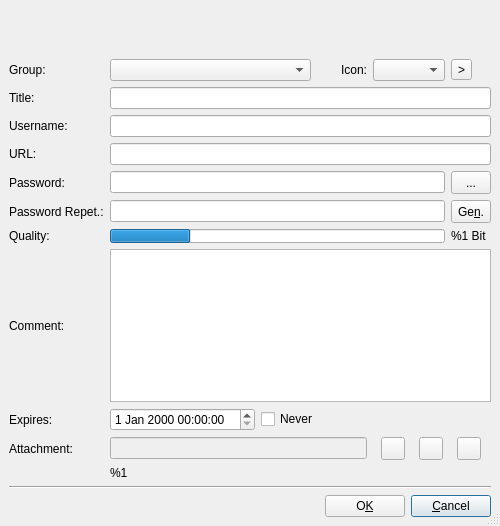
Old version of the form src/forms/EditEntryDlg.ui in the repository thooge/keepassx1.
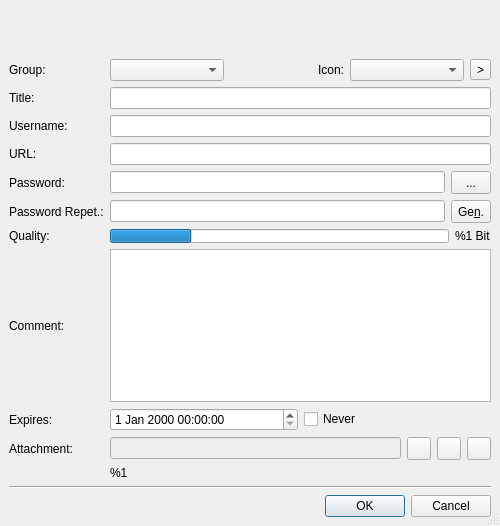
New version of the form. Icons and pictures are not drawn.

```diff
--- a/src/forms/EditEntryDlg.ui
+++ b/src/forms/EditEntryDlg.ui
@@ -48,23 +48,7 @@
    <property name="spacing" >
     <number>6</number>
    </property>
-   <item row="0" column="0" >
-    <spacer>
-     <property name="orientation" >
-      <enum>Qt::Vertical</enum>
-     </property>
-     <property name="sizeType" >
-      <enum>QSizePolicy::Minimum</enum>
-     </property>
-     <property name="sizeHint" >
-      <size>
-       <width>20</width>
-       <height>50</height>
-      </size>
-     </property>
-    </spacer>
-   </item>
-   <item row="1" column="0" colspan="3" >
+   <item rowspan="2" row="5" column="1" >
     <layout class="QGridLayout" >
      <property name="margin" >
       <number>0</number>
@@ -72,177 +56,235 @@
      <property name="spacing" >
       <number>6</number>
      </property>
-     <item row="6" column="0" >
+     <item row="1" column="1" >
+      <widget class="QToolButton" name="ButtonGenPw" >
+       <property name="sizePolicy" >
+        <sizepolicy>
+         <hsizetype>1</hsizetype>
+         <vsizetype>0</vsizetype>
+         <horstretch>0</horstretch>
+         <verstretch>0</verstretch>
+        </sizepolicy>
+       </property>
+       <property name="minimumSize" >
+        <size>
+         <width>0</width>
+         <height>23</height>
+        </size>
+       </property>
+       <property name="maximumSize" >
+        <size>
+         <width>16777215</width>
+         <height>23</height>
+        </size>
+       </property>
+       <property name="text" >
+        <string>Ge&amp;n.</string>
+       </property>
+      </widget>
+     </item>
+     <item row="1" column="0" >
+      <widget class="QLineEdit" name="Edit_Password_w" />
+     </item>
+     <item row="0" column="1" >
+      <widget class="QToolButton" name="ButtonEchoMode" >
+       <property name="sizePolicy" >
+        <sizepolicy>
+         <hsizetype>1</hsizetype>
+         <vsizetype>0</vsizetype>
+         <horstretch>0</horstretch>
+         <verstretch>0</verstretch>
+        </sizepolicy>
+       </property>
+       <property name="minimumSize" >
+        <size>
+         <width>0</width>
+         <height>23</height>
+        </size>
+       </property>
+       <property name="maximumSize" >
+        <size>
+         <width>16777215</width>
+         <height>23</height>
+        </size>
+       </property>
+       <property name="text" >
+        <string>...</string>
+       </property>
+      </widget>
+     </item>
+     <item row="0" column="0" >
+      <widget class="QLineEdit" name="Edit_Password" />
+     </item>
+    </layout>
+   </item>
+   <item row="7" column="0" >
       <widget class="QLabel" name="textLabel9" >
+     <property name="sizePolicy" >
+      <sizepolicy>
+       <hsizetype>4</hsizetype>
+       <vsizetype>5</vsizetype>
+       <horstretch>0</horstretch>
+       <verstretch>0</verstretch>
+      </sizepolicy>
+     </property>
        <property name="text" >
         <string>Quality:</string>
        </property>
       </widget>
      </item>
-     <item row="9" column="0" >
+   <item row="10" column="0" >
       <widget class="QLabel" name="textLabel12" >
+     <property name="sizePolicy" >
+      <sizepolicy>
+       <hsizetype>4</hsizetype>
+       <vsizetype>5</vsizetype>
+       <horstretch>0</horstretch>
+       <verstretch>0</verstretch>
+      </sizepolicy>
+     </property>
        <property name="text" >
         <string>Attachment:</string>
        </property>
       </widget>
      </item>
-     <item row="4" column="5" >
-      <widget class="QToolButton" name="ButtonEchoMode" >
-       <property name="sizePolicy" >
-        <sizepolicy>
-         <hsizetype>1</hsizetype>
-         <vsizetype>0</vsizetype>
-         <horstretch>0</horstretch>
-         <verstretch>0</verstretch>
-        </sizepolicy>
-       </property>
-       <property name="minimumSize" >
-        <size>
-         <width>0</width>
-         <height>23</height>
-        </size>
-       </property>
-       <property name="maximumSize" >
-        <size>
-         <width>16777215</width>
-         <height>23</height>
-        </size>
-       </property>
-       <property name="text" >
-        <string>...</string>
-       </property>
-      </widget>
-     </item>
-     <item row="1" column="0" >
+   <item row="2" column="0" >
       <widget class="QLabel" name="textLabel4" >
+     <property name="sizePolicy" >
+      <sizepolicy>
+       <hsizetype>4</hsizetype>
+       <vsizetype>5</vsizetype>
+       <horstretch>0</horstretch>
+       <verstretch>0</verstretch>
+      </sizepolicy>
+     </property>
        <property name="text" >
         <string>Title:</string>
        </property>
       </widget>
      </item>
-     <item row="2" column="0" >
+   <item row="3" column="0" >
       <widget class="QLabel" name="textLabel5" >
+     <property name="sizePolicy" >
+      <sizepolicy>
+       <hsizetype>4</hsizetype>
+       <vsizetype>5</vsizetype>
+       <horstretch>0</horstretch>
+       <verstretch>0</verstretch>
+      </sizepolicy>
+     </property>
        <property name="text" >
         <string>Username:</string>
        </property>
       </widget>
      </item>
-     <item row="7" column="0" >
+   <item row="8" column="0" >
       <widget class="QLabel" name="textLabel10" >
+     <property name="sizePolicy" >
+      <sizepolicy>
+       <hsizetype>4</hsizetype>
+       <vsizetype>5</vsizetype>
+       <horstretch>0</horstretch>
+       <verstretch>0</verstretch>
+      </sizepolicy>
+     </property>
        <property name="text" >
         <string>Comment:</string>
        </property>
       </widget>
      </item>
-     <item row="8" column="1" >
-      <widget class="QDateTimeEdit" name="DateTime_Expire" />
-     </item>
-     <item row="10" column="1" >
+   <item row="11" column="1" >
       <widget class="QLabel" name="Label_AttachmentSize" >
        <property name="text" >
         <string>%1</string>
        </property>
       </widget>
      </item>
-     <item row="4" column="1" colspan="4" >
-      <widget class="QLineEdit" name="Edit_Password" />
-     </item>
-     <item row="3" column="0" >
+   <item row="4" column="0" >
       <widget class="QLabel" name="textLabel7" >
+     <property name="sizePolicy" >
+      <sizepolicy>
+       <hsizetype>4</hsizetype>
+       <vsizetype>5</vsizetype>
+       <horstretch>0</horstretch>
+       <verstretch>0</verstretch>
+      </sizepolicy>
+     </property>
        <property name="text" >
         <string>URL:</string>
        </property>
       </widget>
      </item>
-     <item row="5" column="5" >
-      <widget class="QToolButton" name="ButtonGenPw" >
-       <property name="sizePolicy" >
-        <sizepolicy>
-         <hsizetype>1</hsizetype>
-         <vsizetype>0</vsizetype>
-         <horstretch>0</horstretch>
-         <verstretch>0</verstretch>
-        </sizepolicy>
-       </property>
-       <property name="minimumSize" >
-        <size>
-         <width>0</width>
-         <height>23</height>
-        </size>
-       </property>
-       <property name="maximumSize" >
-        <size>
-         <width>16777215</width>
-         <height>23</height>
-        </size>
-       </property>
-       <property name="text" >
-        <string>Ge&amp;n.</string>
-       </property>
-      </widget>
-     </item>
-     <item row="5" column="1" colspan="4" >
-      <widget class="QLineEdit" name="Edit_Password_w" />
-     </item>
-     <item row="0" column="0" >
+   <item row="1" column="0" >
       <widget class="QLabel" name="textLabel3" >
+     <property name="sizePolicy" >
+      <sizepolicy>
+       <hsizetype>4</hsizetype>
+       <vsizetype>5</vsizetype>
+       <horstretch>0</horstretch>
+       <verstretch>0</verstretch>
+      </sizepolicy>
+     </property>
        <property name="text" >
         <string>Group:</string>
        </property>
       </widget>
      </item>
-     <item row="1" column="1" colspan="5" >
+   <item row="2" column="1" >
       <widget class="QLineEdit" name="Edit_Title" />
      </item>
-     <item row="9" column="1" colspan="3" >
-      <widget class="QLineEdit" name="Edit_Attachment" >
-       <property name="enabled" >
-        <bool>false</bool>
-       </property>
-       <property name="sizePolicy" >
-        <sizepolicy>
-         <hsizetype>1</hsizetype>
-         <vsizetype>0</vsizetype>
-         <horstretch>0</horstretch>
-         <verstretch>0</verstretch>
-        </sizepolicy>
-       </property>
-      </widget>
-     </item>
-     <item row="2" column="1" colspan="5" >
+   <item row="3" column="1" >
       <widget class="QLineEdit" name="Edit_UserName" />
      </item>
-     <item row="5" column="0" >
+   <item row="6" column="0" >
       <widget class="QLabel" name="textLabel8" >
+     <property name="sizePolicy" >
+      <sizepolicy>
+       <hsizetype>4</hsizetype>
+       <vsizetype>5</vsizetype>
+       <horstretch>0</horstretch>
+       <verstretch>0</verstretch>
+      </sizepolicy>
+     </property>
        <property name="text" >
         <string>Password Repet.:</string>
        </property>
       </widget>
      </item>
-     <item row="0" column="1" colspan="2" >
-      <widget class="QComboBox" name="Combo_Group" />
-     </item>
-     <item row="3" column="1" colspan="5" >
-      <widget class="QLineEdit" name="Edit_URL" />
-     </item>
-     <item row="4" column="0" >
+   <item row="5" column="0" >
       <widget class="QLabel" name="textLabel6" >
+     <property name="sizePolicy" >
+      <sizepolicy>
+       <hsizetype>4</hsizetype>
+       <vsizetype>5</vsizetype>
+       <horstretch>0</horstretch>
+       <verstretch>0</verstretch>
+      </sizepolicy>
+     </property>
        <property name="text" >
         <string>Password:</string>
        </property>
       </widget>
      </item>
-     <item row="8" column="0" >
+   <item row="9" column="0" >
       <widget class="QLabel" name="textLabel11" >
+     <property name="sizePolicy" >
+      <sizepolicy>
+       <hsizetype>4</hsizetype>
+       <vsizetype>5</vsizetype>
+       <horstretch>0</horstretch>
+       <verstretch>0</verstretch>
+      </sizepolicy>
+     </property>
        <property name="text" >
         <string>Expires:</string>
        </property>
       </widget>
      </item>
-     <item row="7" column="1" colspan="5" >
+   <item row="8" column="1" >
       <widget class="QTextEdit" name="Edit_Comment" />
      </item>
-     <item row="11" column="0" colspan="6" >
+   <item row="12" column="0" colspan="2" >
       <widget class="Line" name="line1" >
        <property name="frameShape" >
         <enum>QFrame::HLine</enum>
@@ -255,7 +297,7 @@
        </property>
       </widget>
      </item>
-     <item row="9" column="4" colspan="2" >
+   <item row="10" column="1" >
       <layout class="QHBoxLayout" >
        <property name="margin" >
         <number>0</number>
@@ -263,6 +305,21 @@
        <property name="spacing" >
         <number>6</number>
        </property>
+     <item>
+      <widget class="QLineEdit" name="Edit_Attachment" >
+       <property name="enabled" >
+        <bool>false</bool>
+       </property>
+       <property name="sizePolicy" >
+        <sizepolicy>
+         <hsizetype>1</hsizetype>
+         <vsizetype>0</vsizetype>
+         <horstretch>0</horstretch>
+         <verstretch>0</verstretch>
+        </sizepolicy>
+       </property>
+      </widget>
+     </item>
        <item>
         <widget class="QToolButton" name="ButtonOpenAttachment" >
          <property name="text" >
@@ -295,21 +352,35 @@
        </item>
       </layout>
      </item>
-     <item row="8" column="2" colspan="4" >
+   <item row="9" column="1" >
+    <layout class="QHBoxLayout" >
+     <property name="margin" >
+      <number>0</number>
+     </property>
+     <property name="spacing" >
+      <number>6</number>
+     </property>
+     <item>
+      <widget class="QDateTimeEdit" name="DateTime_Expire" />
+     </item>
+     <item>
       <widget class="QCheckBox" name="CheckBox_ExpiresNever" >
        <property name="text" >
         <string>Never</string>
        </property>
       </widget>
      </item>
-     <item row="6" column="5" >
-      <widget class="QLabel" name="Label_Bits" >
-       <property name="text" >
-        <string>%1 Bit</string>
-       </property>
-      </widget>
-     </item>
-     <item row="6" column="1" colspan="4" >
+    </layout>
+   </item>
+   <item row="7" column="1" >
+    <layout class="QHBoxLayout" >
+     <property name="margin" >
+      <number>0</number>
+     </property>
+     <property name="spacing" >
+      <number>6</number>
+     </property>
+     <item>
       <widget class="QProgressBar" name="Progress_Quali" >
        <property name="minimumSize" >
         <size>
@@ -334,7 +405,30 @@
        </property>
       </widget>
      </item>
-     <item row="0" column="3" >
+     <item>
+      <widget class="QLabel" name="Label_Bits" >
+       <property name="text" >
+        <string>%1 Bit</string>
+       </property>
+      </widget>
+     </item>
+    </layout>
+   </item>
+   <item row="4" column="1" >
+    <widget class="QLineEdit" name="Edit_URL" />
+   </item>
+   <item row="1" column="1" >
+    <layout class="QHBoxLayout" >
+     <property name="margin" >
+      <number>0</number>
+     </property>
+     <property name="spacing" >
+      <number>6</number>
+     </property>
+     <item>
+      <widget class="QComboBox" name="Combo_Group" />
+     </item>
+     <item>
       <widget class="QLabel" name="textLabel1" >
        <property name="text" >
         <string>Icon:</string>
@@ -344,10 +438,10 @@
        </property>
       </widget>
      </item>
-     <item row="0" column="4" >
+     <item>
       <widget class="QComboBox" name="Combo_IconPicker" />
      </item>
-     <item row="0" column="5" >
+     <item>
       <widget class="QToolButton" name="Button_CustomIcons" >
        <property name="text" >
         <string>></string>
@@ -356,35 +450,28 @@
      </item>
     </layout>
    </item>
-   <item row="2" column="2" >
-    <widget class="QPushButton" name="ButtonCancel" >
-     <property name="text" >
-      <string>&amp;Cancel</string>
-     </property>
-     <property name="shortcut" >
-      <string>Alt+C</string>
-     </property>
-    </widget>
-   </item>
-   <item row="2" column="1" >
-    <widget class="QPushButton" name="ButtonOK" >
-     <property name="text" >
-      <string>O&amp;K</string>
-     </property>
-     <property name="shortcut" >
-      <string>Alt+K</string>
-     </property>
-    </widget>
-   </item>
-   <item row="2" column="0" >
-    <spacer>
+   <item row="13" column="0" colspan="2" >
+    <widget class="QDialogButtonBox" name="buttonBox" >
      <property name="orientation" >
       <enum>Qt::Horizontal</enum>
      </property>
+     <property name="standardButtons" >
+      <set>QDialogButtonBox::Cancel|QDialogButtonBox::NoButton|QDialogButtonBox::Ok</set>
+     </property>
+    </widget>
+   </item>
+   <item row="0" column="0" colspan="2" >
+    <spacer>
+     <property name="orientation" >
+      <enum>Qt::Vertical</enum>
+     </property>
+     <property name="sizeType" >
+      <enum>QSizePolicy::Minimum</enum>
+     </property>
      <property name="sizeHint" >
       <size>
-       <width>40</width>
-       <height>20</height>
+       <width>20</width>
+       <height>50</height>
       </size>
      </property>
     </spacer>
```
Left out of the diff: 3 changed lines with no effect on the pictures. Lines whose indentation alone changed are shown as unchanged.
